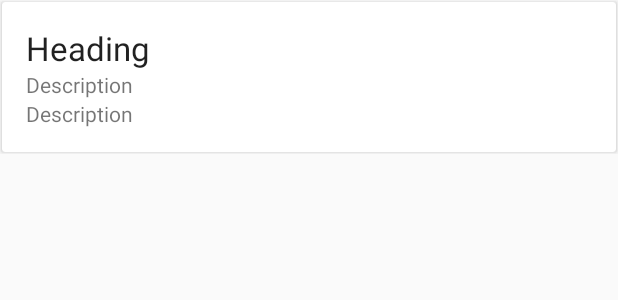
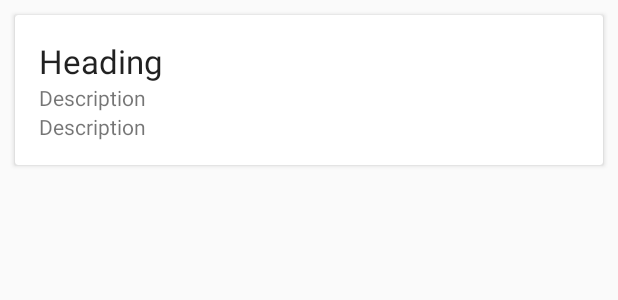
Before and after one commit to TheAkash2002/BudgetManager, an Android app: the layout list_item.xml on its own in the app's theme, with its tools: preview values and no code run, on a phone screen of 412 x 824 dp. Shown: the top 300 px of the screen. Run offline under Robolectric (Android 15) with nearby library versions, the phone set to English and light mode, and no system bars.

Commit message:
Added functionality to implement coloured CardViews according to position variable.

```diff
--- a/app/src/main/res/layout/list_item.xml
+++ b/app/src/main/res/layout/list_item.xml
@@ -4,9 +4,10 @@
     android:layout_height="wrap_content">
 
     <androidx.cardview.widget.CardView
-        android:layout_margin="@dimen/cardview_compat_inset_shadow"
+        android:layout_margin="10dp"
         android:layout_width="match_parent"
-        android:layout_height="wrap_content">
+        android:layout_height="wrap_content"
+        android:id="@+id/cardView">
 
         <LinearLayout
             android:padding="16dp"
```
Also changed, not shown: app/src/main/java/com/princeakash/budgetmanager/MyAdapter.java (+20 -0 lines).
